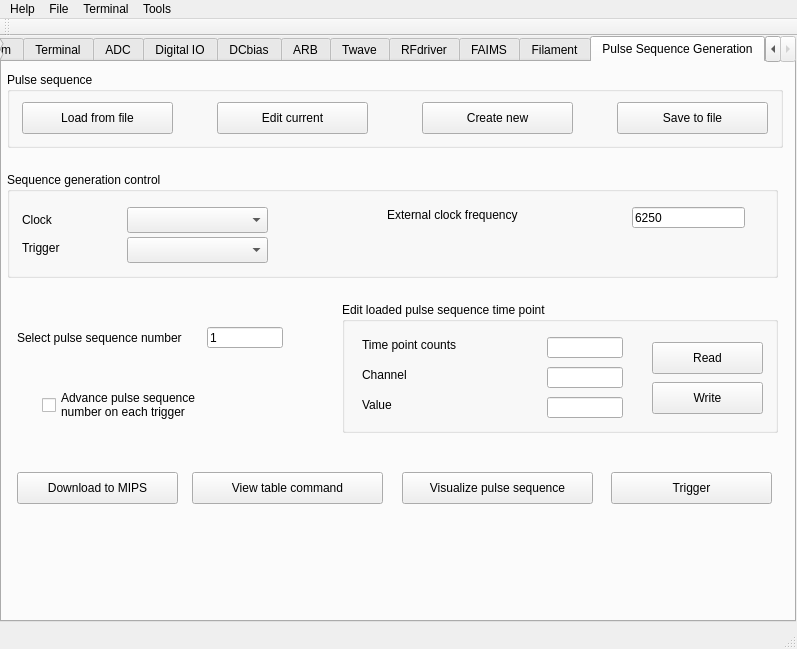
MOBILionSystems/MIPS-app-MOBILion, file mips.ui: the form before one commit.
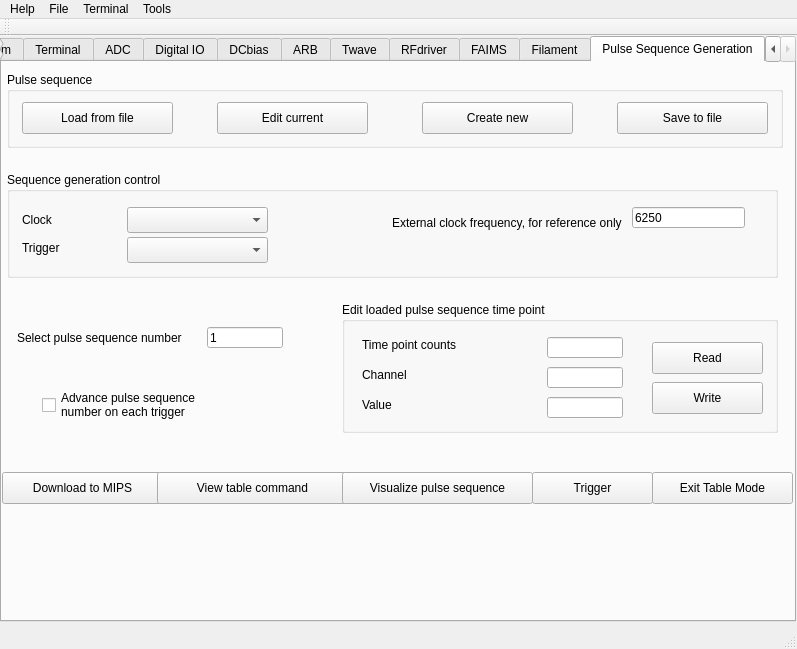
The form after the commit. The open tabs and pages were chosen to show the change. Icons and pictures are not drawn. Custom widgets are drawn as their Qt base class.

The edit to the form file:
```diff
--- a/mips.ui
+++ b/mips.ui
@@ -7761,14 +7761,17 @@
       <widget class="QLabel" name="label_32">
        <property name="geometry">
         <rect>
-         <x>380</x>
+         <x>385</x>
          <y>30</y>
-         <width>236</width>
-         <height>26</height>
+         <width>231</width>
+         <height>41</height>
         </rect>
        </property>
        <property name="text">
-        <string>External clock frequency</string>
+        <string>External clock frequency, for reference only</string>
+       </property>
+       <property name="wordWrap">
+        <bool>true</bool>
        </property>
       </widget>
       <widget class="QLineEdit" name="leExternClock">
@@ -7791,7 +7794,7 @@
      <widget class="QPushButton" name="pbDownload">
       <property name="geometry">
        <rect>
-        <x>15</x>
+        <x>0</x>
         <y>410</y>
         <width>161</width>
         <height>32</height>
@@ -7807,7 +7810,7 @@
      <widget class="QPushButton" name="pbViewTable">
       <property name="geometry">
        <rect>
-        <x>190</x>
+        <x>155</x>
         <y>410</y>
         <width>191</width>
         <height>32</height>
@@ -7820,9 +7823,9 @@
      <widget class="QPushButton" name="pbTrigger">
       <property name="geometry">
        <rect>
-        <x>609</x>
+        <x>530</x>
         <y>410</y>
-        <width>161</width>
+        <width>121</width>
         <height>32</height>
        </rect>
       </property>
@@ -8002,7 +8005,7 @@
      <widget class="QPushButton" name="pbVisPulseSequence">
       <property name="geometry">
        <rect>
-        <x>400</x>
+        <x>340</x>
         <y>410</y>
         <width>191</width>
         <height>32</height>
@@ -8012,6 +8015,22 @@
        <string>Visualize pulse sequence</string>
       </property>
      </widget>
+     <widget class="QPushButton" name="pbExitTableMode">
+      <property name="geometry">
+       <rect>
+        <x>650</x>
+        <y>410</y>
+        <width>141</width>
+        <height>32</height>
+       </rect>
+      </property>
+      <property name="toolTip">
+       <string>Issues a command to force a sequence to start.</string>
+      </property>
+      <property name="text">
+       <string>Exit Table Mode</string>
+      </property>
+     </widget>
     </widget>
    </widget>
   </widget>
```
Left out of the diff: 2 changed lines with no effect on the pictures.
